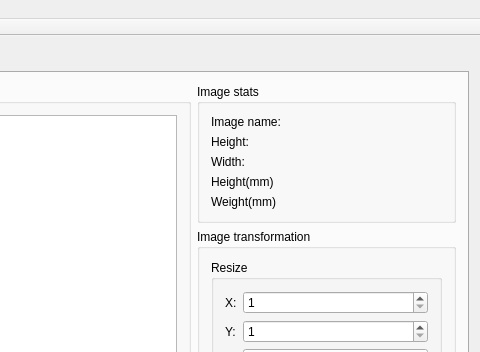
Qt form mainwindow/mainwindow.ui (CommName/Cengrave) before a commit; both pictures show x 480 to 960 and y 0 to 352 of the 960 by 772 pixel window.
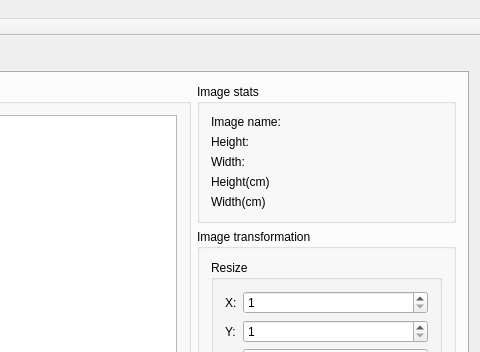
The same form after that commit. The open tabs and pages were chosen to show the change.

What changed in the file:
```diff
--- a/mainwindow/mainwindow.ui
+++ b/mainwindow/mainwindow.ui
@@ -125,7 +125,7 @@
              <item row="4" column="0">
               <widget class="QLabel" name="label_9">
                <property name="text">
-                <string>Weight(mm)</string>
+                <string>Width(cm)</string>
                </property>
               </widget>
              </item>
@@ -139,7 +139,7 @@
              <item row="3" column="0">
               <widget class="QLabel" name="label_8">
                <property name="text">
-                <string>Height(mm)</string>
+                <string>Height(cm)</string>
                </property>
               </widget>
              </item>
```
Left out of the diff: 20 changed lines with no effect on the pictures.
